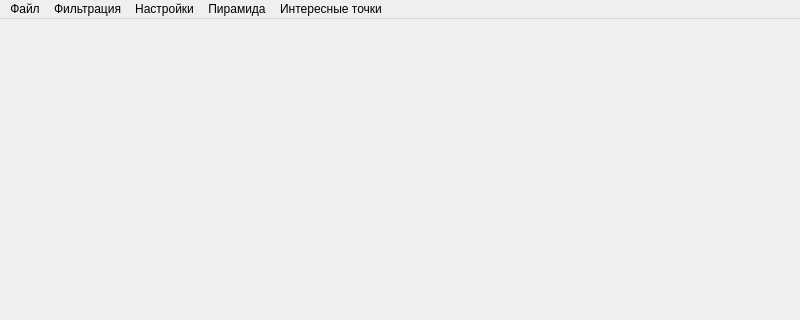
The window that mainwindow.ui (KirillTenikov/CV) describes before a commit, drawn with Qt 5; both pictures show x 0 to 800 and y 0 to 320 of the 800 by 600 pixel window.
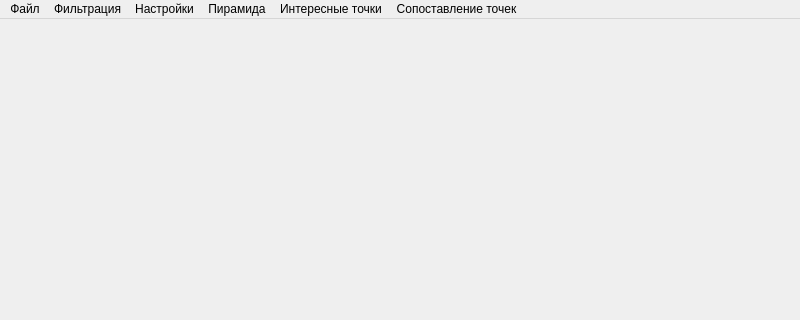
The same window after the commit.

```diff
--- a/mainwindow.ui
+++ b/mainwindow.ui
@@ -82,11 +82,18 @@
     <addaction name="charis"/>
     <addaction name="ANMS"/>
    </widget>
+   <widget class="QMenu" name="menu_6">
+    <property name="title">
+     <string>Сопоставление точек</string>
+    </property>
+    <addaction name="matching"/>
+   </widget>
    <addaction name="menu"/>
    <addaction name="menu_2"/>
    <addaction name="menu_3"/>
    <addaction name="menu_4"/>
    <addaction name="menu_5"/>
+   <addaction name="menu_6"/>
   </widget>
   <widget class="QStatusBar" name="statusbar"/>
   <action name="openFile">
```
Left out of the diff: 11 changed lines with no effect on the pictures.
